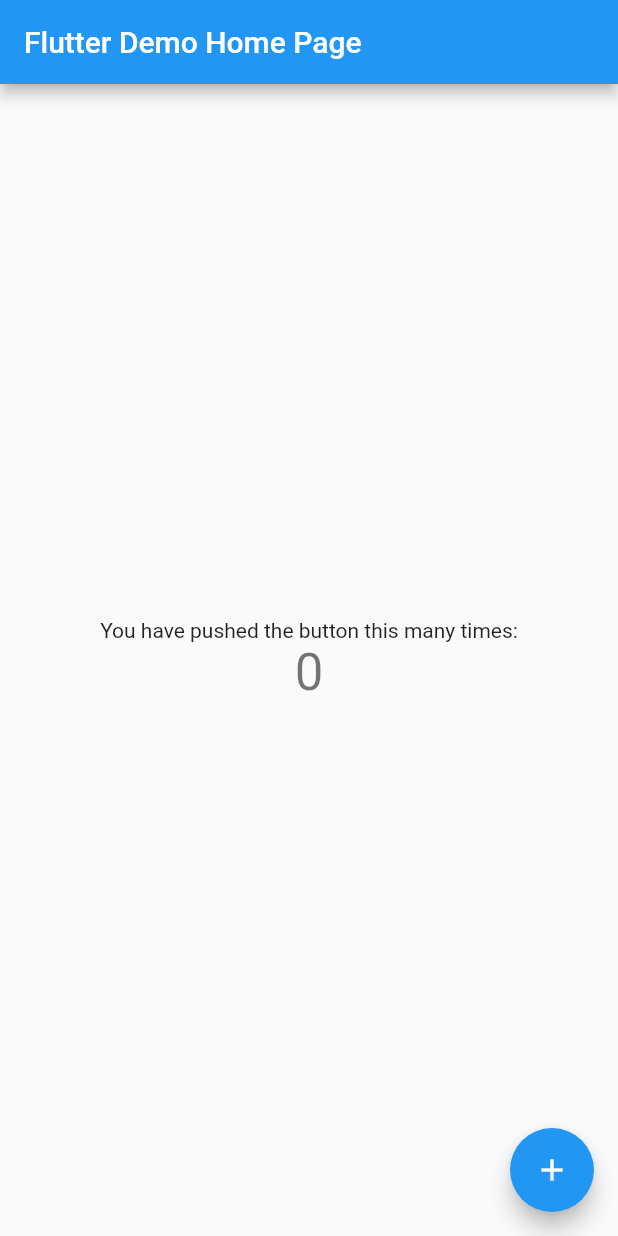
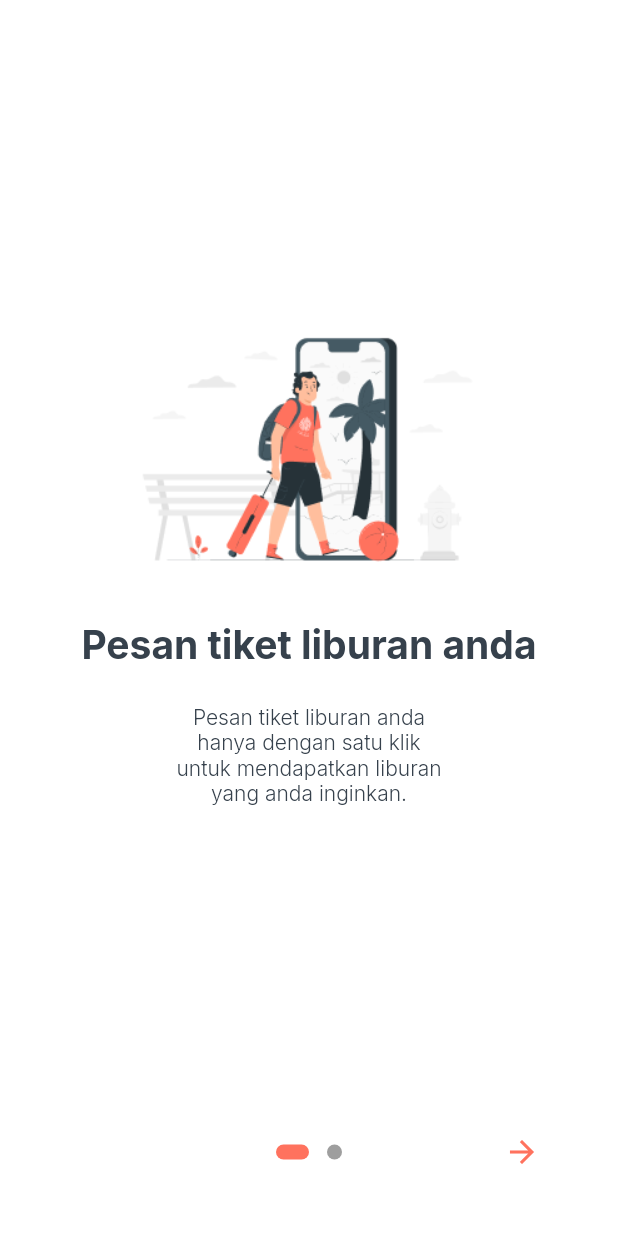
Before and after one commit to Azizalfauzi/simpatik-mobile-apps, a Flutter app: the screen it shows after launch, on a phone screen of 412 x 824 dp. Run offline on Flutter 3.47's test engine with Material 2 defaults, Android fonts, the phone set to English and light mode, and no system bars; drawn by our look-alikes of introduction_screen; our stand-ins replace bloc, equatable, flutter_bloc, google_fonts, shared_preferences.

Commit message:
handling new package,layouting,setting cubit routing,handling splashcreen ,onboarding

```diff
--- /dev/null
+++ b/lib/cubit/routes/routes_state.dart
@@ -0,0 +1,27 @@
+part of 'routes_cubit.dart';
+
+abstract class RoutesState extends Equatable {
+  const RoutesState();
+  @override
+  List<Object> get props => [];
+}
+
+class RoutesSplashScreen extends RoutesState {
+  @override
+  List<Object> get props => [];
+}
+
+class RoutesLoginScreen extends RoutesState {
+  @override
+  List<Object> get props => [];
+}
+
+class RoutesOnboardingScreen extends RoutesState {
+  @override
+  List<Object> get props => [];
+}
+
+class RoutesRegisterScreen extends RoutesState {
+  @override
+  List<Object> get props => [];
+}
--- a/lib/main.dart
+++ b/lib/main.dart
@@ -1,4 +1,7 @@
 import 'package:flutter/material.dart';
+import 'package:flutter_bloc/flutter_bloc.dart';
+import 'package:simpatik_mobile_apps/cubit/routes/routes_cubit.dart';
+import 'package:simpatik_mobile_apps/views/pages/pages.dart';
 
 void main() {
   runApp(const MyApp());
@@ -10,106 +13,16 @@
   // This widget is the root of your application.
   @override
   Widget build(BuildContext context) {
-    return MaterialApp(
-      title: 'Flutter Demo',
-      theme: ThemeData(
-        // This is the theme of your application.
-        //
-        // Try running your application with "flutter run". You'll see the
-        // application has a blue toolbar. Then, without quitting the app, try
-        // changing the primarySwatch below to Colors.green and then invoke
-        // "hot reload" (press "r" in the console where you ran "flutter run",
-        // or simply save your changes to "hot reload" in a Flutter IDE).
-        // Notice that the counter didn't reset back to zero; the application
-        // is not restarted.
-        primarySwatch: Colors.blue,
+    return MultiBlocProvider(
+      providers: [
+        BlocProvider(
+          create: (_) => RoutesCubit(),
+        ),
+      ],
+      child: const MaterialApp(
+        debugShowCheckedModeBanner: false,
+        home: WrapperPage(),
       ),
-      home: const MyHomePage(title: 'Flutter Demo Home Page'),
     );
   }
 }
-
-class MyHomePage extends StatefulWidget {
-  const MyHomePage({Key? key, required this.title}) : super(key: key);
-
-  // This widget is the home page of your application. It is stateful, meaning
-  // that it has a State object (defined below) that contains fields that affect
-  // how it looks.
-
-  // This class is the configuration for the state. It holds the values (in this
-  // case the title) provided by the parent (in this case the App widget) and
-  // used by the build method of the State. Fields in a Widget subclass are
-  // always marked "final".
-
-  final String title;
-
-  @override
-  State<MyHomePage> createState() => _MyHomePageState();
-}
-
-class _MyHomePageState extends State<MyHomePage> {
-  int _counter = 0;
-
-  void _incrementCounter() {
-    setState(() {
-      // This call to setState tells the Flutter framework that something has
-      // changed in this State, which causes it to rerun the build method below
-      // so that the display can reflect the updated values. If we changed
-      // _counter without calling setState(), then the build method would not be
-      // called again, and so nothing would appear to happen.
-      _counter++;
-    });
-  }
-
-  @override
-  Widget build(BuildContext context) {
-    // This method is rerun every time setState is called, for instance as done
-    // by the _incrementCounter method above.
-    //
-    // The Flutter framework has been optimized to make rerunning build methods
-    // fast, so that you can just rebuild anything that needs updating rather
-    // than having to individually change instances of widgets.
-    return Scaffold(
-      appBar: AppBar(
-        // Here we take the value from the MyHomePage object that was created by
-        // the App.build method, and use it to set our appbar title.
-        title: Text(widget.title),
-      ),
-      body: Center(
-        // Center is a layout widget. It takes a single child and positions it
-        // in the middle of the parent.
-        child: Column(
-          // Column is also a layout widget. It takes a list of children and
-          // arranges them vertically. By default, it sizes itself to fit its
-          // children horizontally, and tries to be as tall as its parent.
-          //
-          // Invoke "debug painting" (press "p" in the console, choose the
-          // "Toggle Debug Paint" action from the Flutter Inspector in Android
-          // Studio, or the "Toggle Debug Paint" command in Visual Studio Code)
-          // to see the wireframe for each widget.
-          //
-          // Column has various properties to control how it sizes itself and
-          // how it positions its children. Here we use mainAxisAlignment to
-          // center the children vertically; the main axis here is the vertical
-          // axis because Columns are vertical (the cross axis would be
-          // horizontal).
-          mainAxisAlignment: MainAxisAlignment.center,
-          children: <Widget>[
-            const Text(
-              'You have pushed the button this many times:',
-            ),
-            Text(
-              '$_counter',
-              style: Theme.of(context).textTheme.headline4,
-            ),
-          ],
-        ),
-      ),
-      floatingActionButton: FloatingActionButton(
-        onPressed: _incrementCounter,
-        tooltip: 'Increment',
-        child: const Icon(Icons.add),
-      ), // This trailing comma makes auto-formatting nicer for build methods.
-    );
-  }
-}
--- /dev/null
+++ b/lib/views/pages/onboarding_page.dart
@@ -0,0 +1,104 @@
+part of 'pages.dart';
+
+class OnBoardingPage extends StatefulWidget {
+  const OnBoardingPage({Key? key}) : super(key: key);
+
+  @override
+  State<OnBoardingPage> createState() => _OnBoardingPageState();
+}
+
+class _OnBoardingPageState extends State<OnBoardingPage> {
+  void _addStatusPage() async {
+    SharedPreferences preferences = await SharedPreferences.getInstance();
+    var statusPage = 1;
+    await preferences.setInt('statuspage', statusPage);
+  }
+
+  void _onIntroEnd(context) {
+     context.read<RoutesCubit>().emit(RoutesLoginScreen());
+    _addStatusPage();
+
+  }
+
+  Widget _buildImage(String assetName, [double width = 250]) {
+    return Image.asset('assets/images/$assetName', width: width);
+  }
+
+  @override
+  Widget build(BuildContext context) {
+    var pageDecoration = PageDecoration(
+      titleTextStyle:
+          blackTextStyleInter.copyWith(fontWeight: bold, fontSize: 26),
+      bodyTextStyle: blackTextStyleInter.copyWith(fontWeight: light),
+      bodyPadding: const EdgeInsets.fromLTRB(16.0, 0.0, 16.0, 16.0),
+      pageColor: Colors.white,
+      imagePadding: EdgeInsets.zero,
+    );
+
+    return IntroductionScreen(
+      globalBackgroundColor: Colors.white,
+      pages: [
+        PageViewModel(
+          title: "Pesan tiket liburan anda",
+          body:
+              "Pesan tiket liburan anda\nhanya dengan satu klik\nuntuk mendapatkan liburan\nyang anda inginkan.",
+          image: _buildImage('ic_onboard_1.png'),
+          decoration: pageDecoration,
+        ),
+        PageViewModel(
+          title: "Nikmati liburan anda",
+          body:
+              "Nikmati destinasi wisata yang\ntelah disediakan oleh aplikasi\nwisata yang ada di kota Bandung",
+          image: _buildImage('ic_onboard_1.png'),
+          decoration: pageDecoration,
+        ),
+      ],
+      onDone: () => _onIntroEnd(context),
+      //onSkip: () => _onIntroEnd(context), // You can override onSkip callback
+      showSkipButton: false,
+      skipOrBackFlex: 0,
+      nextFlex: 0,
+      showBackButton: true,
+      //rtl: true, // Display as right-to-left
+      back: const Icon(
+        Icons.arrow_back,
+        color: Color(0xffFF725E),
+      ),
+      skip: const Text(
+        'Skip',
+        style: TextStyle(
+          fontWeight: FontWeight.w600,
+          color: Color(0xffFF725E),
+        ),
+      ),
+      next: const Icon(
+        Icons.arrow_forward,
+        color: Color(0xffFF725E),
+      ),
+      done: const Text(
+        'Done',
+        style: TextStyle(
+          fontWeight: FontWeight.w600,
+          color: Color(0xffFF725E),
+        ),
+      ),
+      curve: Curves.fastLinearToSlowEaseIn,
+      controlsMargin: const EdgeInsets.all(16),
+      dotsDecorator: const DotsDecorator(
+        size: Size(10.0, 10.0),
+        color: Colors.grey,
+        activeColor: Color(0xffFF725E),
+        activeSize: Size(22.0, 10.0),
+        activeShape: RoundedRectangleBorder(
+          borderRadius: BorderRadius.all(Radius.circular(25.0)),
+        ),
+      ),
+      dotsContainerDecorator: const ShapeDecoration(
+        color: Colors.white24,
+        shape: RoundedRectangleBorder(
+          borderRadius: BorderRadius.all(Radius.circular(8.0)),
+        ),
+      ),
+    );
+  }
+}
--- /dev/null
+++ b/lib/views/pages/register_page.dart
@@ -0,0 +1 @@
+part of 'pages.dart';
--- /dev/null
+++ b/lib/views/pages/wrapper.dart
@@ -0,0 +1,23 @@
+part of 'pages.dart';
+
+class WrapperPage extends StatefulWidget {
+  const WrapperPage({Key? key}) : super(key: key);
+
+  @override
+  State<WrapperPage> createState() => _WrapperPageState();
+}
+
+class _WrapperPageState extends State<WrapperPage> {
+  @override
+  Widget build(BuildContext context) {
+    return BlocBuilder<RoutesCubit, RoutesState>(
+      builder: (_, pageState) => (pageState is RoutesSplashScreen)
+          ? const SplashScreenPageGlobal()
+          : (pageState is RoutesOnboardingScreen)
+              ? const OnBoardingPage()
+              : (pageState is RoutesLoginScreen)
+                  ? const LoginPage()
+                  : const SplashScreenPageGlobal(),
+    );
+  }
+}
--- /dev/null
+++ b/lib/views/theme/theme.dart
@@ -0,0 +1,3 @@
+import 'package:flutter/material.dart';
+import 'package:google_fonts/google_fonts.dart';
+part 'theme_color_data.dart';
```
Also changed, not shown: lib/cubit/routes/routes_cubit.dart (added, +21 -0 lines), lib/views/pages/login_page.dart (added, +14 -0 lines), lib/views/pages/pages.dart (+16 -0 lines), lib/views/pages/splash_screen_page.dart (added, +85 -0 lines), lib/views/theme/theme_color_data.dart (added, +71 -0 lines), pubspec.yaml (+10 -19 lines), assets/images/ic_logo_primary.png (added), assets/images/ic_onboard_1.png (added), assets/images/ic_onboard_2.png (added), pubspec.lock.
